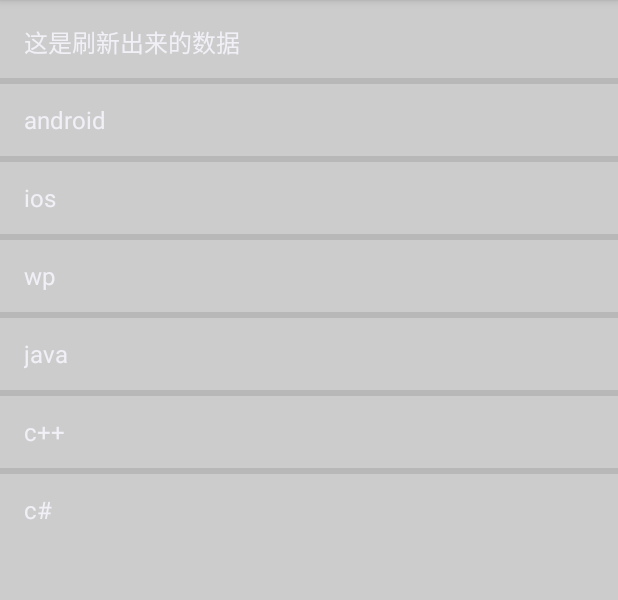
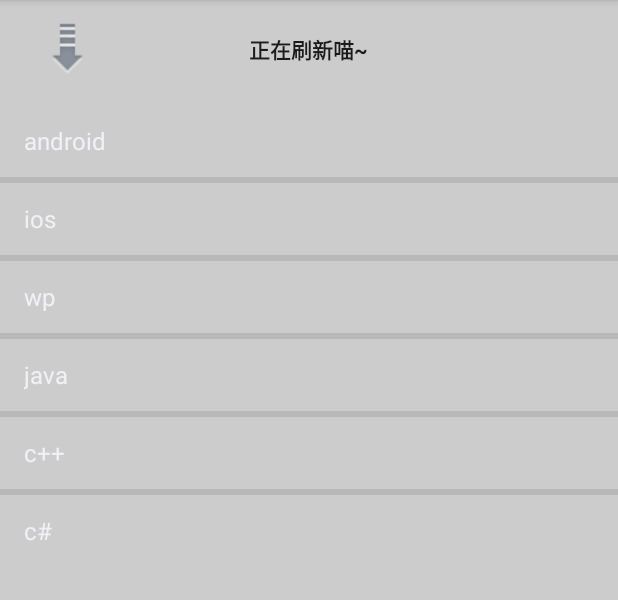
Before and after one commit to leiak/Demo2, an Android app: the PullToRefreshActivity screen opened directly, with no data from a screen before it, on a phone screen of 412 x 824 dp, the part 84-684 px from its top. Run offline under Robolectric (Android 15) with nearby library versions, the phone set to English and light mode, and no system bars.

Commit message:
pulltorefresh 完成

```diff
--- a/app/src/main/java/cn/hello/demo2/GetDataTask.java
+++ b/app/src/main/java/cn/hello/demo2/GetDataTask.java
@@ -44,10 +44,10 @@ public class GetDataTask extends AsyncTask<Void, Void, Void> {
         //得到当前的模式
         Mode mode = mPullRefreshListView.getCurrentMode();
         if(mode == Mode.PULL_FROM_START) {
-            mListItems.addFirst("这是刷新出来的数据");
+            mListItems.addFirst("这是从上刷新出来的数据");
         }
         else {
-            mListItems.addLast("这是刷新出来的数据");
+            mListItems.addLast("这是从下刷新出来的数据");
         }
         // 通知数据改变了
         mAdapter.notifyDataSetChanged();
--- a/app/src/main/java/cn/hello/demo2/PullToRefreshActivity.java
+++ b/app/src/main/java/cn/hello/demo2/PullToRefreshActivity.java
@@ -7,6 +7,7 @@ import android.widget.ArrayAdapter;
 import android.widget.ListView;
 import android.widget.Toast;
 
+import com.handmark.pulltorefresh.library.LoadingLayoutProxy;
 import com.handmark.pulltorefresh.library.PullToRefreshBase;
 import com.handmark.pulltorefresh.library.PullToRefreshBase.Mode;
 import com.handmark.pulltorefresh.library.PullToRefreshListView;
@@ -37,6 +38,8 @@ public class PullToRefreshActivity extends AppCompatActivity {
     private LinkedList<String> mListItems;
     //给listview添加一个普通的适配器
     private ArrayAdapter<String> mAdapter;
+    //用于设置刷新控件刷新时的文本等的对象
+    private LoadingLayoutProxy layoutProxy;
 
 
 
@@ -64,7 +67,9 @@ public class PullToRefreshActivity extends AppCompatActivity {
                 // 开始执行异步任务，传入适配器来进行数据改变
                 new GetDataTask(mPullRefreshListView, mAdapter,mListItems).execute();
             }
+
         });
+
 
         // 添加滑动到底部的监听器
         mPullRefreshListView.setOnLastItemVisibleListener(new PullToRefreshBase.OnLastItemVisibleListener() {
@@ -74,6 +79,20 @@ public class PullToRefreshActivity extends AppCompatActivity {
                 Toast.makeText(getApplication(), "已经到底了", Toast.LENGTH_SHORT).show();
             }
         });
+
+        //mPullRefreshListView.onRefreshComplete();
+
+        //layoutProxy初始化时候的两个参数，分别表示应用于哪里，第一个参数表示是否应用于刷新头部，第二个参数表示是否应用于尾部。
+        layoutProxy = (LoadingLayoutProxy) mPullRefreshListView.getLoadingLayoutProxy(true, false);
+        //下拉的时候显示的文本
+        layoutProxy.setPullLabel("很好，继续向下拖！");
+        //可以放开刷新的时候显示的文本
+        layoutProxy.setReleaseLabel("放开那只萝莉，让我来！");
+        //执行刷新的时候显示的文本
+        layoutProxy.setRefreshingLabel("正在刷新喵~");
+        //设置加载的图片
+        layoutProxy.setLoadingDrawable(getResources().getDrawable(R.drawable.xsearch_msg_pull_arrow_down));
+
 
         //mPullRefreshListView.isScrollingWhileRefreshingEnabled();//看刷新时是否允许滑动
         //在刷新时允许继续滑动
@@ -86,9 +105,9 @@ public class PullToRefreshActivity extends AppCompatActivity {
          * 设置反馈音效
          */
         SoundPullEventListener<ListView> soundListener = new SoundPullEventListener<ListView>(this);
-        //soundListener.addSoundEvent(State.PULL_TO_REFRESH, R.raw.pull_event);
-        //soundListener.addSoundEvent(State.RESET, R.raw.reset_sound);
-        //soundListener.addSoundEvent(State.REFRESHING, R.raw.refreshing_sound);
+        soundListener.addSoundEvent(PullToRefreshBase.State.PULL_TO_REFRESH, R.raw.analyst_receive);
+        soundListener.addSoundEvent(PullToRefreshBase.State.RESET, R.raw.private_receive);
+        soundListener.addSoundEvent(PullToRefreshBase.State.REFRESHING, R.raw.suggest_receive);
         mPullRefreshListView.setOnPullEventListener(soundListener);
     }
 
@@ -96,7 +115,7 @@ public class PullToRefreshActivity extends AppCompatActivity {
      * 设置listview的适配器
      */
     private void initListView() {
-        //通过getRefreshableView()来得到一个listview对象
+        //通过getRefreshableView()来得到一个listview对象-获取带有刷新的对应控件
         actualListView = mPullRefreshListView.getRefreshableView();
 
         String []data = new String[] {"android","ios","wp","java","c++","c#"};
--- a/app/src/main/res/layout/activity_pull_to_refresh.xml
+++ b/app/src/main/res/layout/activity_pull_to_refresh.xml
@@ -1,7 +1,6 @@
 <?xml version="1.0" encoding="utf-8"?>
 <android.support.constraint.ConstraintLayout
     xmlns:android="http://schemas.android.com/apk/res/android"
-    xmlns:app="http://schemas.android.com/apk/res-auto"
     xmlns:tools="http://schemas.android.com/tools"
     android:layout_width="match_parent"
     android:layout_height="match_parent"
@@ -23,7 +22,7 @@
         android:smoothScrollbar="true"
 
 
-        >
-    </com.handmark.pulltorefresh.library.PullToRefreshListView>
+        />
+
 
 </android.support.constraint.ConstraintLayout>
```
Also changed, not shown: app/src/main/res/drawable/xsearch_msg_pull_arrow_down.png (added), 4 other files.
